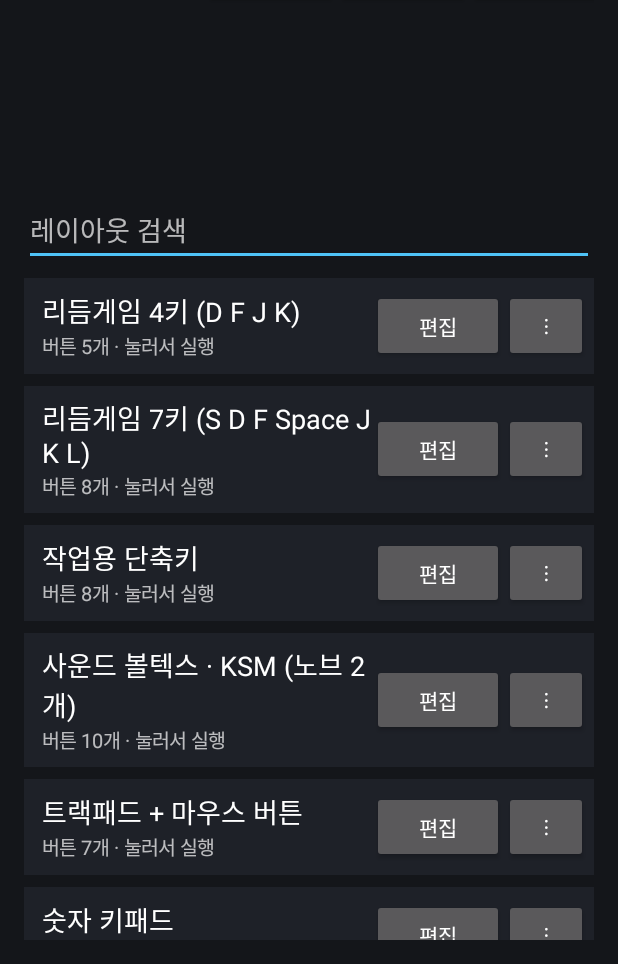
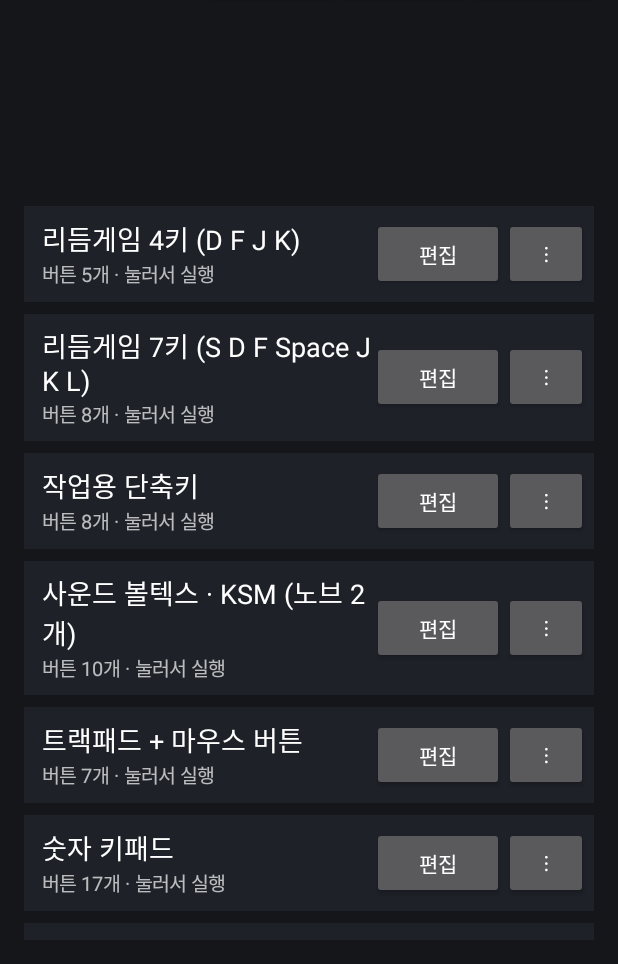
Before and after one commit to jkyou1127-ship-it/control, an Android app: the screen it shows after launch (MainActivity), on a phone screen of 412 x 824 dp, the part 272-1236 px from its top. Run offline under Robolectric (Android 15) with nearby library versions, the phone set to English and light mode, and no system bars; network calls fail.

Commit message:
Move the ten features added in 1.23 into labs
Each is now a labs switch: hidden and inactive until an alpha user turns
it on or the panel graduates it.

Co-Authored-By: Claude Fable 5.2 <noreply@anthropic.com>
Claude-Session: https://claude.ai/code/session_01TkSyFuCSLW8JqqorFFicnk

```diff
--- a/app/build.gradle.kts
+++ b/app/build.gradle.kts
@@ -11,8 +11,8 @@ android {
         applicationId = "com.controlpad.app"
         minSdk = 28
         targetSdk = 34
-        versionCode = 49
-        versionName = "1.23"
+        versionCode = 50
+        versionName = "1.24"
     }
 
     // 저장소에 포함된 고정 키. 비밀이 아니며, 어디서 빌드하든 같은 서명이 되어
--- a/app/src/main/java/com/controlpad/app/App.kt
+++ b/app/src/main/java/com/controlpad/app/App.kt
@@ -82,6 +82,8 @@ class PadPainter(private val ctx: Context, private val theme: PadTheme = Themes.
     private val text = Paint(Paint.ANTI_ALIAS_FLAG).apply { textAlign = Paint.Align.CENTER; isFakeBoldText = true }
     private val sub = Paint(Paint.ANTI_ALIAS_FLAG).apply { textAlign = Paint.Align.CENTER }
     private val keyNames = Link.showKeyNames
+    private val opacityOn = Labs.isOn("opacity")
+    private val textScaleOn = Labs.isOn("text-scale")
 
     /** angle 은 노브가 지금까지 돌아간 각도(표시용). */
     private val clip = android.graphics.Path()
@@ -195,7 +197,7 @@ class PadPainter(private val ctx: Context, private val theme: PadTheme = Themes.
 
     /** alt: 0 = 기본 이름, 1 = 한글 상태 이름, 2 = 둘 다(편집 화면). */
     fun draw(c: Canvas, b: PadButton, r: RectF, pressed: Boolean, selected: Boolean, angle: Float = 0f, parts: Int = 0, alt: Int = 0) {
-        if (b.opacity >= 100) { drawBody(c, b, r, pressed, selected, angle, parts, alt); return }
+        if (!opacityOn || b.opacity >= 100) { drawBody(c, b, r, pressed, selected, angle, parts, alt); return }
         // 비치는 버튼: 버튼 전체를 따로 그린 뒤 한꺼번에 흐리게 올린다(테두리와 글자가 따로 겹쳐 보이지 않게).
         val m = density * 4
         val saved = c.saveLayerAlpha(r.left - m, r.top - m, r.right + m, r.bottom + m, b.opacity.coerceIn(PadButton.MIN_OPACITY, 100) * 255 / 100)
@@ -288,7 +290,7 @@ class PadPainter(private val ctx: Context, private val theme: PadTheme = Themes.
         text.textSize = (r.height() * 0.3f)
             .coerceAtMost(r.width() * (if (b.isKnob) 0.9f else 1.5f) / label.length.coerceAtLeast(2))
             .coerceAtMost(if (b.isKnob) r.height() * 0.16f else Float.MAX_VALUE)
-            .coerceIn(9f * density, 56f * density) * (b.textScale / 100f)
+            .coerceIn(9f * density, 56f * density) * (if (textScaleOn) b.textScale / 100f else 1f)
         val cy = r.centerY() - (text.descent() + text.ascent()) / 2
         c.drawText(label, r.centerX(), cy, text)
 
--- a/app/src/main/java/com/controlpad/app/Changelog.kt
+++ b/app/src/main/java/com/controlpad/app/Changelog.kt
@@ -13,6 +13,7 @@ object Changelog {
     class Entry(val version: String, val notes: List<String>)
 
     val entries = listOf(
+        Entry("1.24", listOf("1.23 에서 추가한 기능 10개(검색, 고정, 홈 바로가기, 전체 선택, 맞춤, 균등 배치, 잠금, 불투명도, 글자 크기, 나가기 방지)를 실험실로 옮김 (알파)")),
         Entry("1.23", listOf(
             "목록: 레이아웃 검색, 맨 위에 고정, 홈 화면에 바로가기 추가",
             "편집: 전체 선택, 맞춤, 균등 배치·같은 크기, 버튼 잠금",
--- a/app/src/main/java/com/controlpad/app/Labs.kt
+++ b/app/src/main/java/com/controlpad/app/Labs.kt
@@ -30,6 +30,16 @@ object Labs {
         Feature("timer", "실행 시간 표시", "실행 화면을 연 뒤로 지난 시간을 보여 줍니다."),
         Feature("battery", "배터리 · 시각 표시", "실행 화면에 태블릿의 배터리 잔량과 현재 시각을 보여 줍니다."),
         Feature("strong-haptic", "강한 진동", "버튼을 누를 때 더 길고 뚜렷한 진동을 씁니다 ('버튼을 누를 때 진동'이 켜져 있어야 합니다)."),
+        Feature("list-search", "레이아웃 검색", "목록 화면 위쪽에 검색창이 생겨, 이름으로 레이아웃을 찾습니다."),
+        Feature("list-pin", "맨 위에 고정", "목록의 ⋮ 메뉴에서 자주 쓰는 레이아웃을 맨 위에 고정합니다(★ 표시)."),
+        Feature("home-shortcut", "홈 화면 바로가기", "목록의 ⋮ 메뉴에서 레이아웃을 바로 실행하는 아이콘을 홈 화면에 추가합니다."),
+        Feature("select-all", "전체 선택", "편집 화면에서 버튼을 한 번에 모두 선택하는 도구가 생깁니다."),
+        Feature("align", "맞춤", "편집 화면에서 여러 버튼을 왼쪽·오른쪽·위·아래·가운데로 줄 맞춥니다."),
+        Feature("distribute", "균등 배치 · 같은 크기", "편집 화면에서 여러 버튼의 간격을 같게 놓거나 너비·높이를 맞춥니다."),
+        Feature("lock", "버튼 잠금", "편집 화면에서 선택한 버튼을 옮기거나 크기를 바꿀 수 없게 잠급니다."),
+        Feature("opacity", "버튼 불투명도", "버튼 속성에서 버튼을 비치게 만들 수 있습니다(10~100%)."),
+        Feature("text-scale", "버튼 글자 크기", "버튼 속성에서 글자 크기를 바꿀 수 있습니다(50~200%)."),
+        Feature("exit-guard", "실수로 나가기 방지", "실행 화면에서 뒤로 가기를 두 번 눌러야 나갑니다."),
     )
 
     const val REQUEST_PREFIX = "[정식 요청]"
--- a/app/src/main/java/com/controlpad/app/Layout.kt
+++ b/app/src/main/java/com/controlpad/app/Layout.kt
@@ -613,8 +613,11 @@ object Arrange {
         "가로 간격 같게", "세로 간격 같게", "같은 너비", "같은 높이",
     )
 
-    fun apply(index: Int, all: List<PadButton>) {
-        val bs = all.filter { !it.locked }
+    /** 맞춤 종류(앞의 여섯 개)와 균등 배치·같은 크기(나머지)를 가르는 자리. */
+    const val ALIGN_COUNT = 6
+
+    fun apply(index: Int, all: List<PadButton>, respectLock: Boolean = true) {
+        val bs = all.filter { !respectLock || !it.locked }
         if (bs.size < 2) return
         when (index) {
             0 -> bs.minOf { it.x }.let { v -> bs.forEach { it.x = v } }
@@ -643,9 +646,10 @@ object Arrange {
 
 /** 목록 화면: 고정한 것을 위로, 검색어가 있으면 이름에 그 말이 들어간 것만. */
 object LayoutList {
-    fun arrange(all: List<PadLayout>, query: String): List<PadLayout> {
+    fun arrange(all: List<PadLayout>, query: String, pinFirst: Boolean = true): List<PadLayout> {
         val q = query.trim()
-        return all.filter { q.isEmpty() || it.name.contains(q, ignoreCase = true) }.sortedByDescending { it.pinned }
+        val found = all.filter { q.isEmpty() || it.name.contains(q, ignoreCase = true) }
+        return if (pinFirst) found.sortedByDescending { it.pinned } else found
     }
 }
 
--- a/app/src/main/java/com/controlpad/app/Link.kt
+++ b/app/src/main/java/com/controlpad/app/Link.kt
@@ -44,11 +44,6 @@ object Link {
     val prefs: SharedPreferences get() = app.getSharedPreferences("link", Context.MODE_PRIVATE)
     val mode: Int get() = prefs.getInt("mode", MODE_BT)
     val haptic: Boolean get() = prefs.getBoolean("haptic", true)
-
-    /** 실행 화면에서 뒤로 가기를 두 번 눌러야 나가게 할지. */
-    var exitGuard: Boolean
-        get() = prefs.getBoolean("exitGuard", false)
-        set(on) = prefs.edit().putBoolean("exitGuard", on).apply()
 
     /** 실행 화면 위쪽에 지금 눌리고 있는 키를 보여 줄지. */
     var showPressed: Boolean
--- a/app/src/main/java/com/controlpad/app/MainActivity.kt
+++ b/app/src/main/java/com/controlpad/app/MainActivity.kt
@@ -75,6 +75,8 @@ class MainActivity : BaseActivity() {
                 override fun afterTextChanged(s: android.text.Editable?) = refresh()
             })
         }
+        // 검색·고정·바로가기는 실험실 기능이라, 켜져 있을 때만 보인다.
+        if (!Labs.isOn("list-search")) search.visibility = android.view.View.GONE
         root.addView(search)
         list = LinearLayout(this).apply { orientation = LinearLayout.VERTICAL }
         root.addView(ScrollView(this).apply { addView(list) }, LinearLayout.LayoutParams(-1, 0, 1f))
@@ -113,7 +115,8 @@ class MainActivity : BaseActivity() {
     private fun refresh() {
         list.removeAllViews()
         val everything = LayoutStore.list(this)
-        val layouts = LayoutList.arrange(everything, search.text.toString())
+        val pinOn = Labs.isOn("list-pin")
+        val layouts = LayoutList.arrange(everything, if (Labs.isOn("list-search")) search.text.toString() else "", pinOn)
         if (layouts.isEmpty()) {
             list.addView(TextView(this).apply {
                 text = if (everything.isEmpty()) "레이아웃이 없습니다. '＋ 새 레이아웃'으로 만들어 보세요." else "검색 결과가 없습니다."
@@ -129,7 +132,7 @@ class MainActivity : BaseActivity() {
                 setOnClickListener { open(PlayActivity::class.java, l.id) }
             }
             val texts = LinearLayout(this).apply { orientation = LinearLayout.VERTICAL }
-            texts.addView(TextView(this).apply { text = (if (l.pinned) "★ " else "") + l.name; textSize = 18f; setTextColor(Themes.current.text) })
+            texts.addView(TextView(this).apply { text = (if (pinOn && l.pinned) "★ " else "") + l.name; textSize = 18f; setTextColor(Themes.current.text) })
             texts.addView(TextView(this).apply { text = "버튼 ${l.buttons.size}개 · 눌러서 실행"; textSize = 13f })
             row.addView(texts, LinearLayout.LayoutParams(0, -2, 1f))
             row.addView(Button(this).apply { text = "편집"; setOnClickListener { open(EditorActivity::class.java, l.id) } })
@@ -138,7 +141,8 @@ class MainActivity : BaseActivity() {
                 setOnClickListener { v ->
                     PopupMenu(this@MainActivity, v).apply {
                         val pin = if (l.pinned) "고정 해제" else "맨 위에 고정"
-                        menu.add(pin); menu.add("홈 화면에 추가")
+                        if (pinOn) menu.add(pin)
+                        if (Labs.isOn("home-shortcut")) menu.add("홈 화면에 추가")
                         menu.add("그림 에디터"); menu.add("이름 변경"); menu.add("복제"); menu.add("파일로 저장"); menu.add("삭제")
                         setOnMenuItemClickListener { item ->
                             when (item.title) {
--- a/app/src/main/java/com/controlpad/app/PlayActivity.kt
+++ b/app/src/main/java/com/controlpad/app/PlayActivity.kt
@@ -22,7 +22,7 @@ class PlayActivity : BaseActivity() {
     override fun onBackPressed() {
         // 연주 중에 뒤로 가기 동작이 잘못 들어가도 바로 나가지 않게 한다.
         val now = SystemClock.uptimeMillis()
-        if (Link.exitGuard && now - lastBack > 2000) {
+        if (Labs.isOn("exit-guard") && now - lastBack > 2000) {
             lastBack = now
             android.widget.Toast.makeText(this, "한 번 더 누르면 나갑니다", android.widget.Toast.LENGTH_SHORT).show()
             return
--- a/app/src/main/java/com/controlpad/app/SettingsActivity.kt
+++ b/app/src/main/java/com/controlpad/app/SettingsActivity.kt
@@ -165,10 +165,6 @@ class SettingsActivity : BaseActivity() {
             setOnCheckedChangeListener { _, on -> Link.showKeyNames = on; reload() }
         })
         root.addView(CheckBox(this).apply {
-            text = "실수로 나가기 방지 — 실행 화면에서 뒤로 가기를 두 번 눌러야 나감"; isChecked = Link.exitGuard
-            setOnCheckedChangeListener { _, on -> Link.exitGuard = on }
-        })
-        root.addView(CheckBox(this).apply {
             text = "버튼을 누를 때 진동"; isChecked = Link.haptic
             setOnCheckedChangeListener { _, on -> Link.prefs.edit().putBoolean("haptic", on).apply() }
         })
```
Also changed, not shown: app/src/main/java/com/controlpad/app/EditorActivity.kt (+22 -11 lines), 5 other files.
